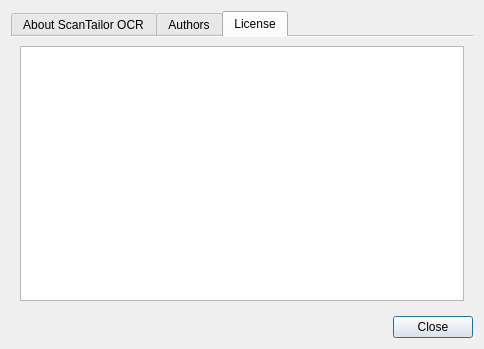
This is src/app/AboutDialog.ui in 2ndmax/scantailor-ocr as Qt 5 draws it before an edit. The edited form follows.
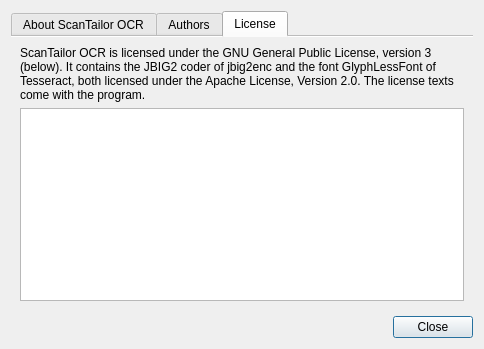
This is the edited form. The open tabs and pages were chosen to show the change. Icons and pictures are not drawn.

Commit message:
feat: the About window and the Linux packages name the Apache-licensed parts
The JBIG2 coder of jbig2enc and Tesseract's GlyphLessFont are compiled
into the program and licensed under the Apache License 2.0, which asks
for a copy of the license with every distributed binary. The Windows ZIP
already had it; the .deb and the AppImage had no license text at all.

CMake now installs LICENSE, a short NOTICE and LICENSE.Apache-2.0 to
share/doc/scantailor-ocr on Linux, and the License tab of the About
window says which parts are under which license.

What changed in the file:
```diff
--- a/src/app/AboutDialog.ui
+++ b/src/app/AboutDialog.ui
@@ -276,6 +276,16 @@
        <string>License</string>
       </attribute>
       <layout class="QVBoxLayout" name="verticalLayout_4">
+       <item>
+        <widget class="QLabel" name="licenseNote">
+         <property name="text">
+          <string>ScanTailor OCR is licensed under the GNU General Public License, version 3 (below). It contains the JBIG2 coder of jbig2enc and the font GlyphLessFont of Tesseract, both licensed under the Apache License, Version 2.0. The license texts come with the program.</string>
+         </property>
+         <property name="wordWrap">
+          <bool>true</bool>
+         </property>
+        </widget>
+       </item>
        <item>
         <widget class="QTextBrowser" name="licenseViewer">
          <property name="html">
```
The commit also changes 4 other files.
